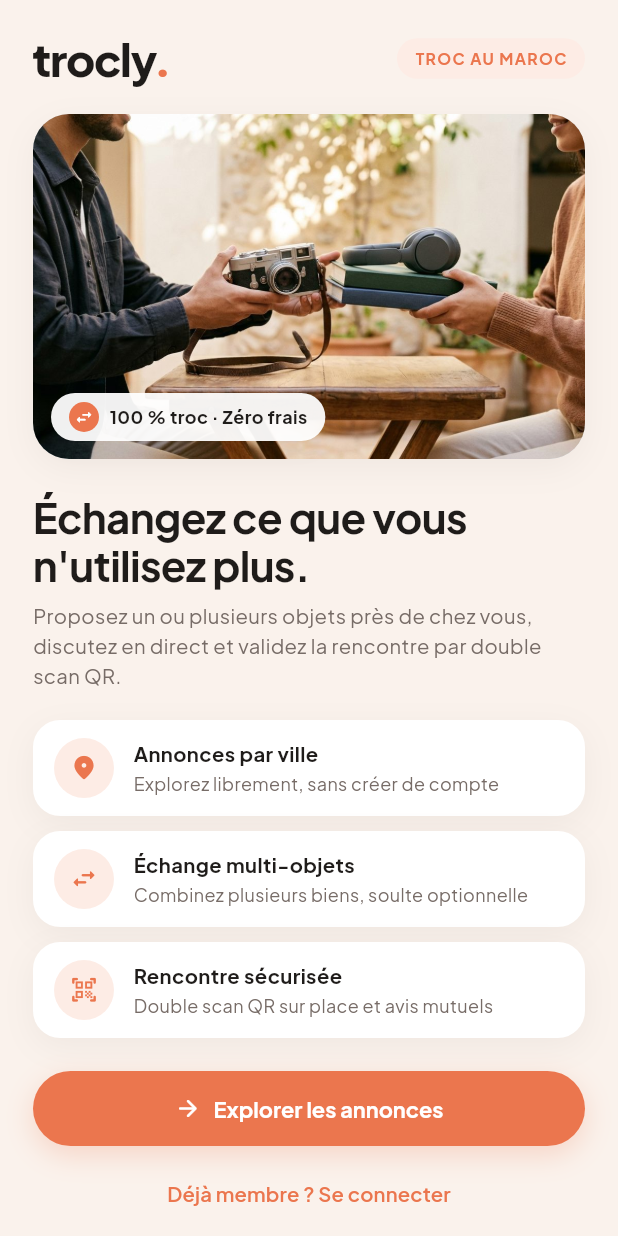
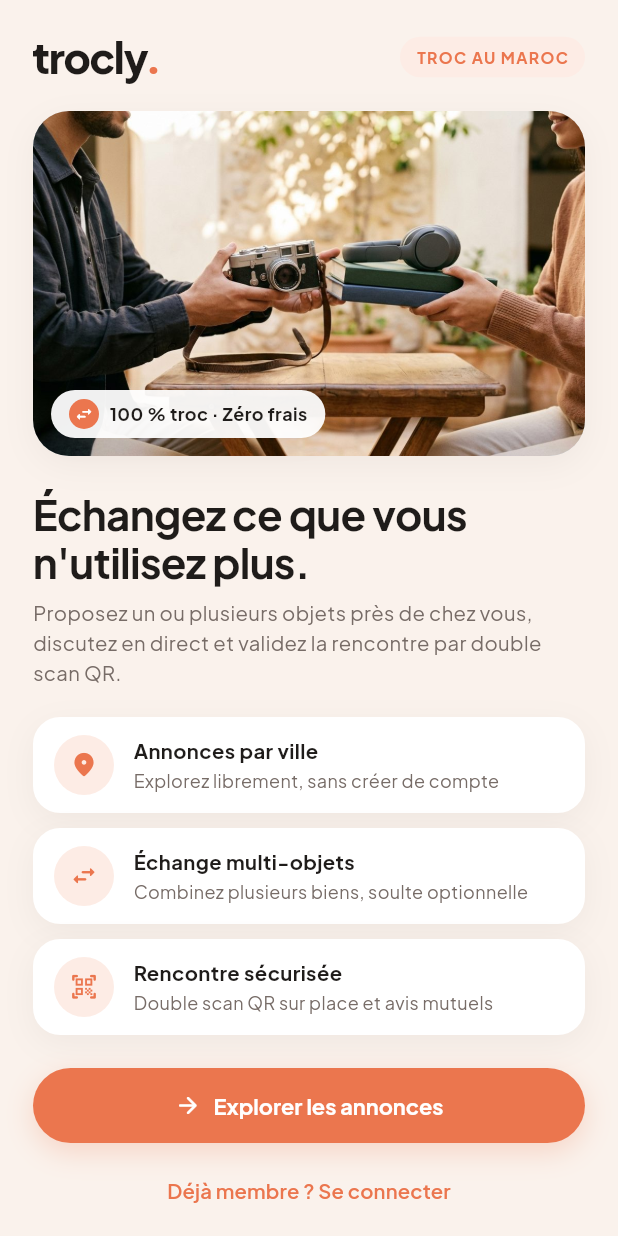
Before and after one commit to DandaneRida/trocly_mobile, a Flutter app: the screen it shows after launch, on a phone screen of 412 x 824 dp. Run offline on Flutter 3.47's test engine with Material 3 defaults, Android fonts, the phone set to English and light mode, and no system bars; our stand-ins replace flutter_secure_storage, get, google_fonts, image_picker, qr_flutter, socket_io_client; missing offline and left inert: mobile_scanner; accounts and stored records are empty; network calls fail.

Commit message:
fix(ui): fix SplashScreen bottom and horizontal overflow on small screens (iPhone SE)

```diff
--- a/lib/features/feed/presentation/screens/splash_screen.dart
+++ b/lib/features/feed/presentation/screens/splash_screen.dart
@@ -15,15 +15,12 @@ class SplashScreen extends StatelessWidget {
     return Scaffold(
       backgroundColor: AppColors.paper,
       body: SafeArea(
-        child: LayoutBuilder(
-          builder: (context, constraints) {
-            return SingleChildScrollView(
+        child: CustomScrollView(
+          slivers: [
+            SliverFillRemaining(
+              hasScrollBody: false,
+              child: Padding(
                 padding: const EdgeInsets.fromLTRB(22, 20, 22, 24),
-              child: ConstrainedBox(
-                constraints: BoxConstraints(
-                  minHeight: constraints.maxHeight - 44,
-                ),
-                child: IntrinsicHeight(
                 child: Center(
                   child: ConstrainedBox(
                     constraints: const BoxConstraints(maxWidth: 460),
@@ -33,18 +30,23 @@ class SplashScreen extends StatelessWidget {
                         Row(
                           mainAxisAlignment: MainAxisAlignment.spaceBetween,
                           children: [
-                              AppTypography.wordmark(size: 30),
-                              Container(
+                            Flexible(child: AppTypography.wordmark(size: 28)),
+                            const SizedBox(width: 8),
+                            Flexible(
+                              child: Container(
                                 padding: const EdgeInsets.symmetric(
-                                    horizontal: 12, vertical: 6),
+                                    horizontal: 11, vertical: 6),
                                 decoration: BoxDecoration(
                                   color: AppColors.accentLight,
                                   borderRadius: BorderRadius.circular(20),
                                 ),
                                 child: Text(
                                   'TROC AU MAROC',
+                                  maxLines: 1,
+                                  overflow: TextOverflow.ellipsis,
                                   style: AppTypography.eyebrow(
                                       color: AppColors.accent),
+                                ),
                               ),
                             ),
                           ],
@@ -181,8 +183,7 @@ class SplashScreen extends StatelessWidget {
                 ),
               ),
             ),
-            );
-          },
+          ],
         ),
       ),
     );
```
Also changed, not shown: 1 other file. Lines whose indentation alone changed are shown as unchanged.
